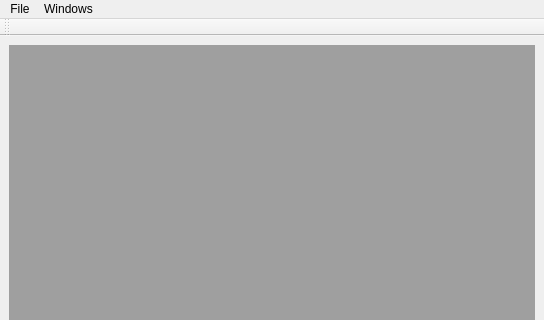
vascobnunes/APCartOS, file apcartos_v01_gui.ui: the form before one commit; both pictures show x 0 to 544 and y 0 to 320 of the 544 by 705 pixel window.
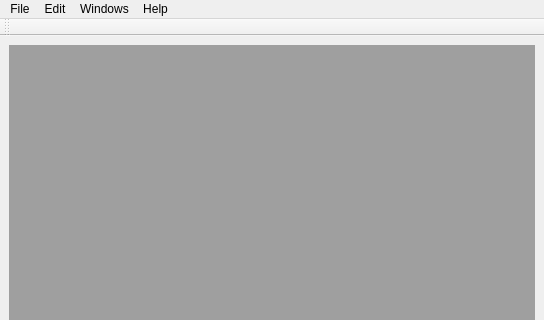
The form after the commit.

Commit message: Some GUI changes and testing 'add wms layers'

Diff of the .ui file:
```diff
--- a/apcartos_v01_gui.ui
+++ b/apcartos_v01_gui.ui
@@ -40,10 +40,22 @@
      <string>Windows</string>
     </property>
     <addaction name="actionTile"/>
-    <addaction name="actionLink"/>
+   </widget>
+   <widget class="QMenu" name="menuHelp">
+    <property name="title">
+     <string>Help</string>
+    </property>
+   </widget>
+   <widget class="QMenu" name="menuEdit">
+    <property name="title">
+     <string>Edit</string>
+    </property>
+    <addaction name="actionStart_editing"/>
    </widget>
    <addaction name="menuFile"/>
+   <addaction name="menuEdit"/>
    <addaction name="menuWindows"/>
+   <addaction name="menuHelp"/>
   </widget>
   <widget class="QStatusBar" name="statusbar"/>
   <widget class="QToolBar" name="toolBar">
```
Left out of the diff: 17 changed lines with no effect on the pictures. The commit also changes 3 other files.
